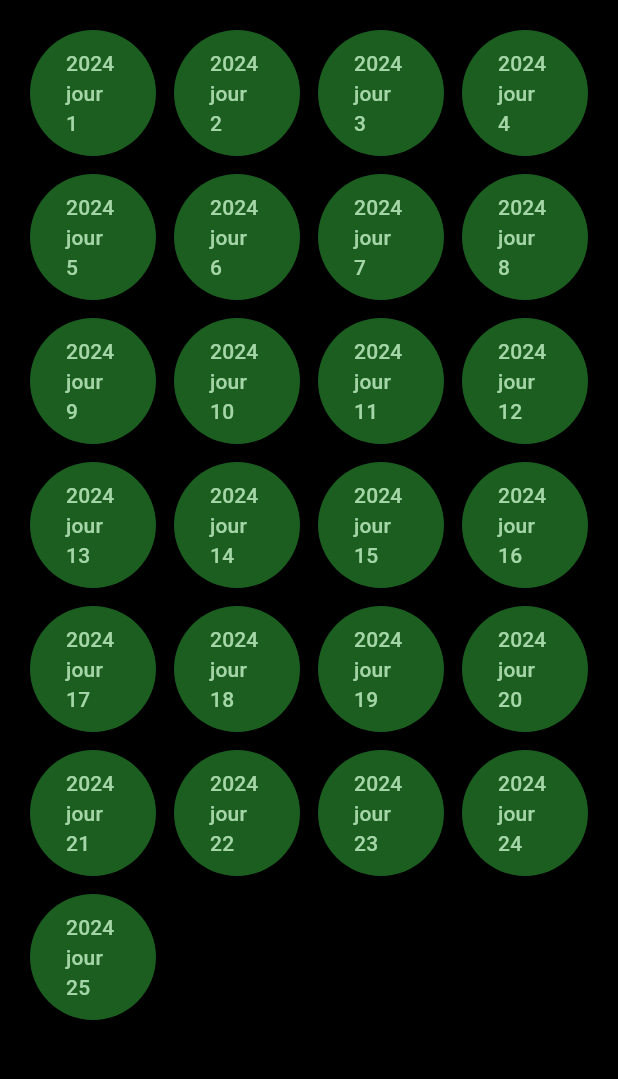
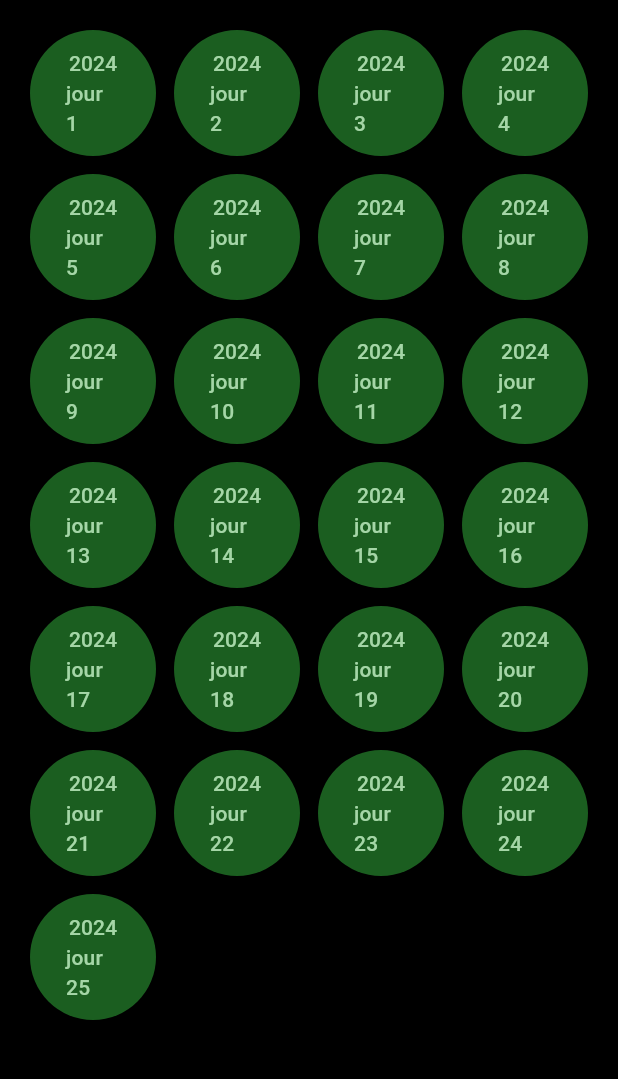
Before and after one commit to Alt257/AdventOfCode_flutter, a Flutter app: the screen it shows after launch, on a phone screen of 412 x 824 dp, the part 84-1163 px from its top. Run offline on Flutter 3.47's test engine with Material 3 defaults, Android fonts, the phone set to English and light mode, and no system bars; our stand-ins replace bloc, dio, flutter_bloc, flutter_dotenv, freezed_annotation, go_router.

Commit message:
#STYLE home Puzzle buttons: centered Text

```diff
--- a/lib/view/page/home.dart
+++ b/lib/view/page/home.dart
@@ -26,6 +26,12 @@ final class HomePage extends StatelessWidget {
 
   _buildPuzzleButton(BuildContext context, {required int year, required int day}) => ElevatedButton(
     onPressed: () => context.go('/puzzle?year=$year&day=$day'),
-    child: Text('$year jour $day'),
+    child: Column(
+      mainAxisAlignment: MainAxisAlignment.center,
+      children: [
+        Text('$year'),
+        Text('jour $day'),
+      ],
+    ),
   );
 }
```
